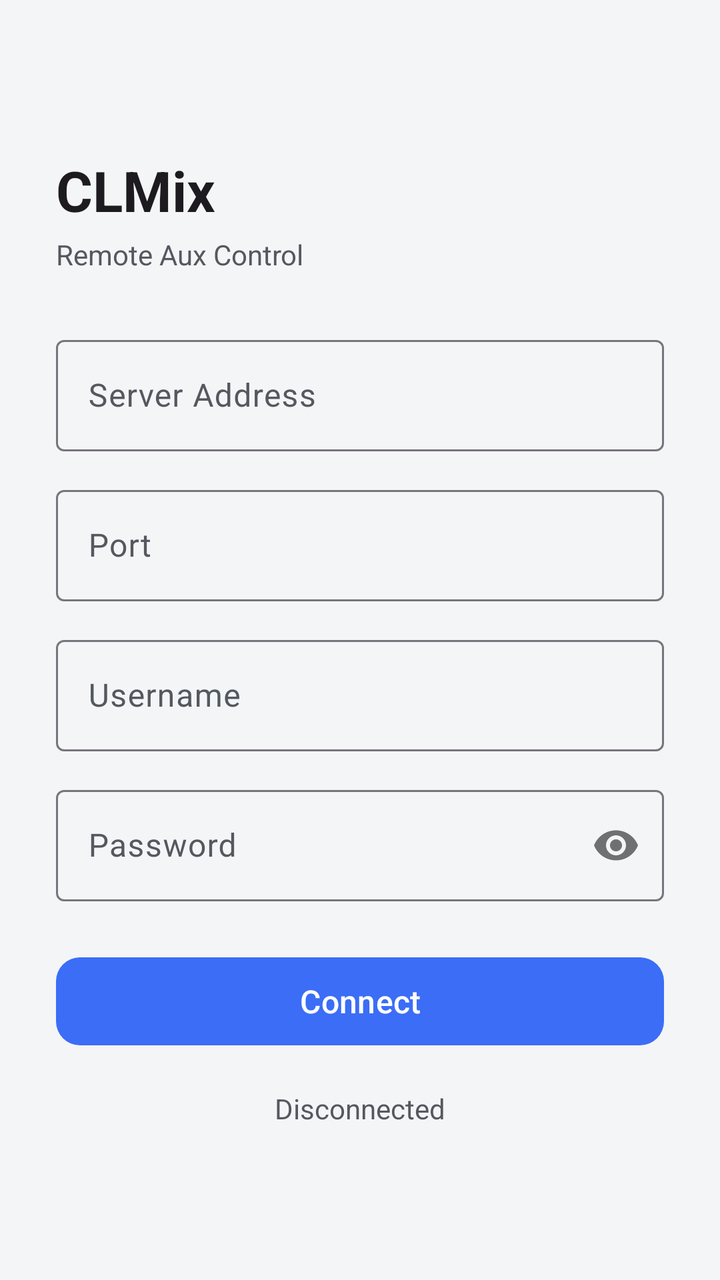
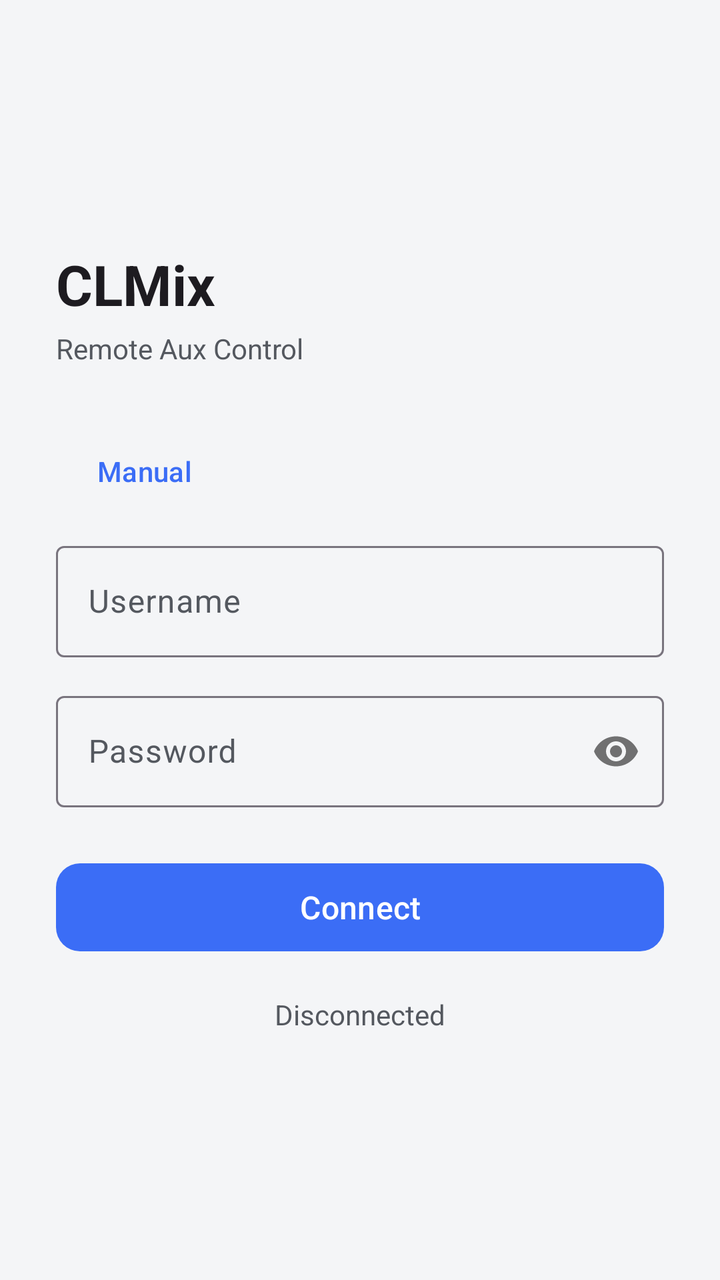

Compare the two renders of this Android layout. The source of the first and the diff that turns it into the second are given below.
<!-- AndroidManifest.xml: application theme Theme.CLMix -->
<!-- res/layout/activity_connect.xml -->
<?xml version="1.0" encoding="utf-8"?>
<ScrollView xmlns:android="http://schemas.android.com/apk/res/android"
    xmlns:app="http://schemas.android.com/apk/res-auto"
    android:layout_width="match_parent"
    android:layout_height="match_parent"
    android:fillViewport="true">

    <LinearLayout
        android:layout_width="match_parent"
        android:layout_height="wrap_content"
        android:orientation="vertical"
        android:padding="28dp"
        android:gravity="center_vertical">

        <TextView
            android:layout_width="wrap_content"
            android:layout_height="wrap_content"
            android:text="@string/app_name"
            android:textSize="28sp"
            android:textStyle="bold"
            android:textColor="?attr/colorOnBackground"
            android:layout_marginBottom="4dp" />

        <TextView
            android:layout_width="wrap_content"
            android:layout_height="wrap_content"
            android:text="Remote Aux Control"
            android:textSize="14sp"
            android:textColor="?attr/colorOnSurfaceVariant"
            android:layout_marginBottom="28dp" />

        <TextView
            android:id="@+id/discovered_label"
            android:layout_width="wrap_content"
            android:layout_height="wrap_content"
            android:text="Found on this network"
            android:textSize="12sp"
            android:textColor="?attr/colorOnSurfaceVariant"
            android:layout_marginBottom="6dp"
            android:visibility="gone" />

        <com.google.android.material.chip.ChipGroup
            android:id="@+id/discovered_servers"
            android:layout_width="match_parent"
            android:layout_height="wrap_content"
            android:layout_marginBottom="18dp"
            android:visibility="gone" />

        <com.google.android.material.textfield.TextInputLayout
            style="@style/Widget.Material3.TextInputLayout.OutlinedBox"
            android:layout_width="match_parent"
            android:layout_height="wrap_content"
            android:hint="Server Address"
            android:layout_marginBottom="14dp">

            <com.google.android.material.textfield.TextInputEditText
                android:id="@+id/host_input"
                android:layout_width="match_parent"
                android:layout_height="wrap_content"
                android:inputType="textNoSuggestions" />

        </com.google.android.material.textfield.TextInputLayout>

        <com.google.android.material.textfield.TextInputLayout
            style="@style/Widget.Material3.TextInputLayout.OutlinedBox"
            android:layout_width="match_parent"
            android:layout_height="wrap_content"
            android:hint="Port"
            android:layout_marginBottom="14dp">

            <com.google.android.material.textfield.TextInputEditText
                android:id="@+id/port_input"
                android:layout_width="match_parent"
                android:layout_height="wrap_content"
                android:inputType="number" />

        </com.google.android.material.textfield.TextInputLayout>

        <com.google.android.material.textfield.TextInputLayout
            style="@style/Widget.Material3.TextInputLayout.OutlinedBox"
            android:layout_width="match_parent"
            android:layout_height="wrap_content"
            android:hint="Username"
            android:layout_marginBottom="14dp">

            <com.google.android.material.textfield.TextInputEditText
                android:id="@+id/username_input"
                android:layout_width="match_parent"
                android:layout_height="wrap_content"
                android:inputType="textNoSuggestions" />

        </com.google.android.material.textfield.TextInputLayout>

        <com.google.android.material.textfield.TextInputLayout
            style="@style/Widget.Material3.TextInputLayout.OutlinedBox"
            android:layout_width="match_parent"
            android:layout_height="wrap_content"
            android:hint="Password"
            app:passwordToggleEnabled="true"
            android:layout_marginBottom="24dp">

            <com.google.android.material.textfield.TextInputEditText
                android:id="@+id/password_input"
                android:layout_width="match_parent"
                android:layout_height="wrap_content"
                android:inputType="textPassword" />

        </com.google.android.material.textfield.TextInputLayout>

        <com.google.android.material.button.MaterialButton
            android:id="@+id/connect_button"
            android:layout_width="match_parent"
            android:layout_height="52dp"
            android:text="Connect"
            android:textSize="16sp"
            app:cornerRadius="12dp" />

        <TextView
            android:id="@+id/status_label"
            android:layout_width="wrap_content"
            android:layout_height="wrap_content"
            android:layout_gravity="center_horizontal"
            android:layout_marginTop="18dp"
            android:textColor="?attr/colorOnSurfaceVariant"
            android:text="Disconnected" />

    </LinearLayout>

</ScrollView>
<!-- resources referenced by this layout -->
<resources>
  <string name="app_name">CLMix</string>
  <style name="Theme.CLMix" parent="Theme.Material3.DayNight.NoActionBar">
          <item name="colorPrimary">@color/primary</item>
          <item name="colorOnPrimary">@color/on_primary</item>
          <item name="colorSecondary">@color/secondary</item>
          <item name="colorOnSecondary">@color/on_secondary</item>
          <item name="android:colorBackground">@color/background</item>
          <item name="colorSurface">@color/surface</item>
          <item name="colorOnSurface">@color/on_surface</item>
          <item name="colorSurfaceVariant">@color/surface_variant</item>
          <item name="colorOnSurfaceVariant">@color/on_surface_variant</item>
          <item name="colorError">@color/mute_active</item>
      </style>
  <color name="primary">#3B6DF6</color>
  <color name="on_primary">#FFFFFF</color>
  <color name="secondary">#1FAA6B</color>
  <color name="on_secondary">#FFFFFF</color>
  <color name="background">#F4F5F7</color>
  <color name="surface">#FFFFFF</color>
  <color name="on_surface">#1B1D22</color>
  <color name="surface_variant">#E7E9EE</color>
  <color name="on_surface_variant">#54585F</color>
  <color name="mute_active">#E5473F</color>
</resources>

<!-- the commit's change to res/layout/activity_connect.xml (unified diff, before → after) -->
@@ -46,35 +46,53 @@
             android:layout_marginBottom="18dp"
             android:visibility="gone" />
 
-        <com.google.android.material.textfield.TextInputLayout
-            style="@style/Widget.Material3.TextInputLayout.OutlinedBox"
+        <com.google.android.material.button.MaterialButton
+            android:id="@+id/manual_button"
+            style="@style/Widget.Material3.Button.TextButton"
+            android:layout_width="wrap_content"
+            android:layout_height="wrap_content"
+            android:layout_gravity="start"
+            android:layout_marginBottom="8dp"
+            android:text="Manual" />
+
+        <LinearLayout
+            android:id="@+id/manual_fields"
             android:layout_width="match_parent"
             android:layout_height="wrap_content"
-            android:hint="Server Address"
-            android:layout_marginBottom="14dp">
+            android:orientation="vertical"
+            android:visibility="gone">
 
-            <com.google.android.material.textfield.TextInputEditText
-                android:id="@+id/host_input"
+            <com.google.android.material.textfield.TextInputLayout
+                style="@style/Widget.Material3.TextInputLayout.OutlinedBox"
                 android:layout_width="match_parent"
                 android:layout_height="wrap_content"
-                android:inputType="textNoSuggestions" />
+                android:hint="Server Address"
+                android:layout_marginBottom="14dp">
 
-        </com.google.android.material.textfield.TextInputLayout>
+                <com.google.android.material.textfield.TextInputEditText
+                    android:id="@+id/host_input"
+                    android:layout_width="match_parent"
+                    android:layout_height="wrap_content"
+                    android:inputType="textNoSuggestions" />
 
-        <com.google.android.material.textfield.TextInputLayout
-            style="@style/Widget.Material3.TextInputLayout.OutlinedBox"
-            android:layout_width="match_parent"
-            android:layout_height="wrap_content"
-            android:hint="Port"
-            android:layout_marginBottom="14dp">
+            </com.google.android.material.textfield.TextInputLayout>
 
-            <com.google.android.material.textfield.TextInputEditText
-                android:id="@+id/port_input"
+            <com.google.android.material.textfield.TextInputLayout
+                style="@style/Widget.Material3.TextInputLayout.OutlinedBox"
                 android:layout_width="match_parent"
                 android:layout_height="wrap_content"
-                android:inputType="number" />
+                android:hint="Port"
+                android:layout_marginBottom="14dp">
 
-        </com.google.android.material.textfield.TextInputLayout>
+                <com.google.android.material.textfield.TextInputEditText
+                    android:id="@+id/port_input"
+                    android:layout_width="match_parent"
+                    android:layout_height="wrap_content"
+                    android:inputType="number" />
+
+            </com.google.android.material.textfield.TextInputLayout>
+
+        </LinearLayout>
 
         <com.google.android.material.textfield.TextInputLayout
             style="@style/Widget.Material3.TextInputLayout.OutlinedBox"
